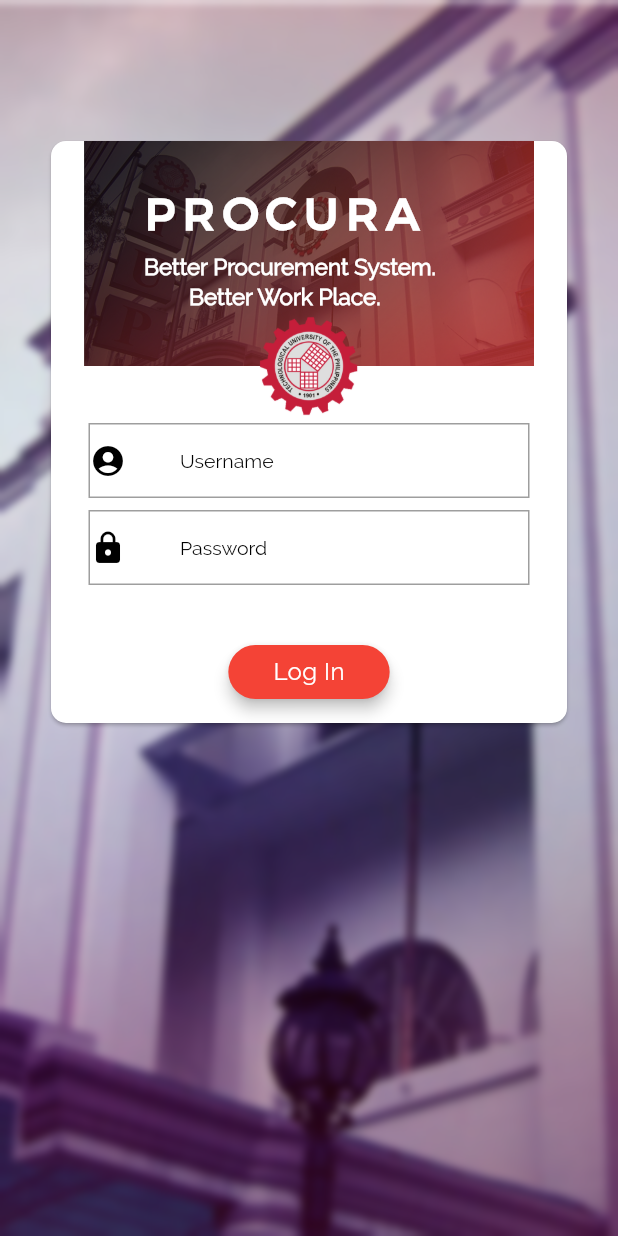
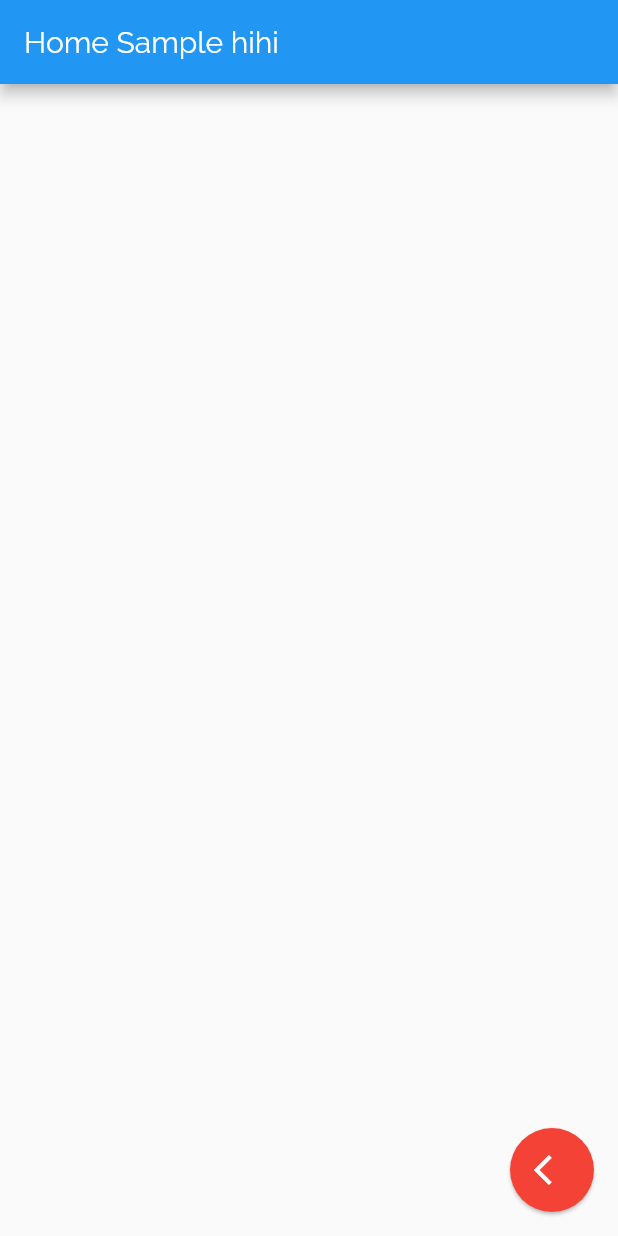
Before and after one commit to geisher09/procura_mobile, a Flutter app: the screen it shows after launch, after a tap on "Log In", on a phone screen of 412 x 824 dp. Run offline on Flutter 3.47's test engine with Material 2 defaults, Android fonts, the phone set to English and light mode, and no system bars.

Commit message:
Login Design.2

```diff
--- a/lib/Routes.dart
+++ b/lib/Routes.dart
@@ -2,6 +2,7 @@
 import 'package:flutter/rendering.dart';
 import 'package:flutter/services.dart';
 import 'package:procura/Screens/Login/index.dart';
+import 'package:procura/Screens/Home_Admin/index.dart';
 
 class Routes {
   Routes() {
@@ -17,7 +18,16 @@
       onGenerateRoute: (RouteSettings settings) {
         switch (settings.name) {
           case '/login':
-            return new ProcuraRoutes();
+            return new ProcuraRoutes(
+              builder: (_) => new LoginScreen(),
+              settings: settings,
+            );
+
+          case '/home':
+            return new ProcuraRoutes(
+              builder: (_) => new Home_AdminScreen(),
+              settings: settings,
+            );
         }
       },
     ));
--- /dev/null
+++ b/lib/Screens/Home_Admin/index.dart
@@ -0,0 +1,26 @@
+import 'package:flutter/material.dart';
+
+class Home_AdminScreen extends StatefulWidget {
+  @override
+  _Home_AdminScreenState createState() => _Home_AdminScreenState();
+}
+
+class _Home_AdminScreenState extends State<Home_AdminScreen> {
+  @override
+  Widget build(BuildContext context) {
+    return Scaffold(
+      appBar: new AppBar(
+        title: new Text('Home Sample hihi')
+      ),
+      floatingActionButton: new FloatingActionButton(
+        backgroundColor: Colors.red,
+        child: new Icon(
+          Icons.arrow_back_ios
+        ),
+        elevation: 1.0,
+        onPressed: () =>
+            Navigator.pushReplacementNamed(context, "/login"),
+      ),
+    );
+  }
+}
--- a/lib/Screens/Login/index.dart
+++ b/lib/Screens/Login/index.dart
@@ -65,7 +65,7 @@
                       child: Column(children: <Widget>[
                         Container(
                           height: 150.0,
-                          width: 300.0,
+                          width: double.infinity,
                           decoration: new BoxDecoration(
                             image: new DecorationImage(
                               image: new AssetImage(
@@ -75,10 +75,11 @@
                           ),
                           child: new Stack(
                             children: <Widget>[
-                              new Positioned(
-                                left: 38.0,
-                                top: 30.0,
-                                child: new Text(
+                              new Center(
+                                child: Column(
+                                  mainAxisAlignment: MainAxisAlignment.center,
+                                  children: <Widget>[
+                                    new Text(
                                       "PROCURA",
                                       style: TextStyle(
                                           color: Colors.white,
@@ -88,27 +89,21 @@
                                           letterSpacing: 5.0
                                       ),
                                     ),
-                              ),
-                              new Positioned(
-                                left: 40.0,
-                                top: 75.0,
-                                child: new Text(
+                                    new Text(
                                       'Better Procurement System.',
                                       style: new TextStyle(
                                           fontSize: 15.0,
                                           fontWeight: FontWeight.bold,
                                           color: Colors.white),
                                     ),
-                              ),
-                              new Positioned(
-                                left: 70.0,
-                                top: 95.0,
-                                child: new Text(
+                                    new Text(
                                       'Better Work Place.',
                                       style: new TextStyle(
                                           fontSize: 15.0,
                                           fontWeight: FontWeight.bold,
                                           color: Colors.white),
+                                    ),
+                                  ],
                                 ),
                               ),
                             ],
@@ -137,7 +132,8 @@
                           padding: const EdgeInsets.symmetric(horizontal: 30.0),
                           shape: new RoundedRectangleBorder(
                               borderRadius: new BorderRadius.circular(30.0)),
-                          onPressed: () {},
+                          onPressed: () =>
+                              Navigator.pushReplacementNamed(context, "/home"),
                         ),
                       ]),
                     ),
```
Lines whose indentation alone changed are shown as unchanged.
